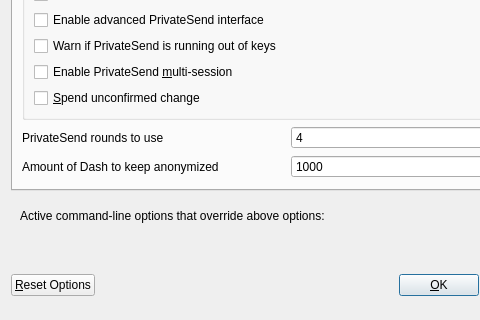
Before: the Qt Designer form src/qt/forms/optionsdialog.ui in mazanetwork/maza, drawn with Qt 5; both pictures show x 0 to 480 and y 117 to 437 of the 576 by 437 pixel window.
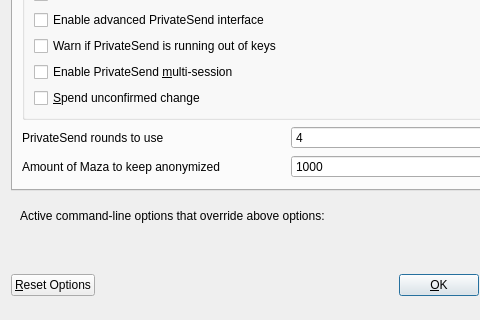
After: the same form once the commit is applied. The open tabs and pages were chosen to show the change. Custom widgets are drawn as their Qt base class.

Commit message: Mazafication of code More mazafication More mazafications and compile correction fixes fix for build issues fix for build issues fix string in net.cpp correct pow.cpp correct validation.cpp fixing for build errors fix typo Merge remote-tracking branch 'origin/MAZA-POS' into MAZA-POS

The edit to the form file:
```diff
--- a/src/qt/forms/optionsdialog.ui
+++ b/src/qt/forms/optionsdialog.ui
@@ -253,7 +253,7 @@
             <string notr="true"/>
            </property>
            <property name="text">
-            <string>Amount of Dash to keep anonymized</string>
+            <string>Amount of Maza to keep anonymized</string>
            </property>
           </widget>
          </item>
```
Left out of the diff: 4 changed lines with no effect on the pictures. The commit also changes 480 other files.
